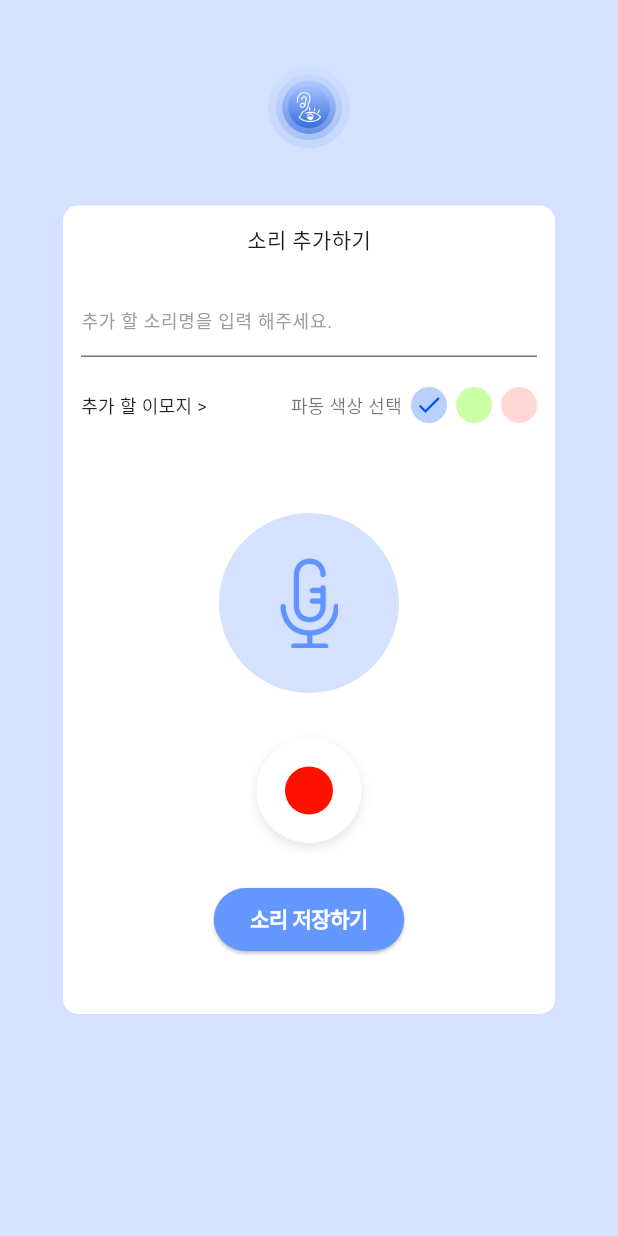
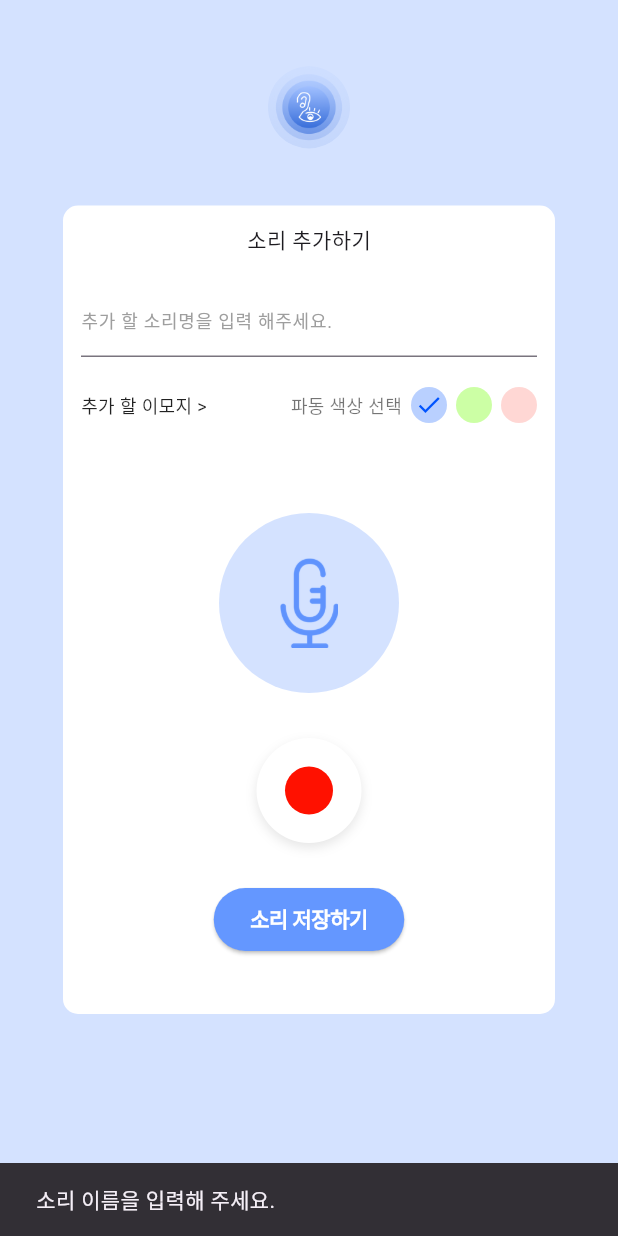
Before and after one commit to 2025-HSU-Team/Frontend, a Flutter app: the AddSounds screen opened directly, after a tap on "소리 저장하기", on a phone screen of 412 x 824 dp. Run offline on Flutter 3.47's test engine with Material 3 defaults, Android fonts, the phone set to English and light mode, and no system bars; our stand-ins replace permission_handler; missing offline and left inert: flutter_sound, record.

Commit message:
feat: 마이크 실제 소리 반영, 파장 반영

```diff
--- a/lib/custom/add_sounds.dart
+++ b/lib/custom/add_sounds.dart
@@ -1,5 +1,14 @@
 import 'package:flutter/material.dart';
 import 'dart:math'; //파형 계산용 함수
+
+import 'dart:io';
+import 'package:http/http.dart' as http;
+import 'package:http_parser/http_parser.dart';
+import 'package:mime/mime.dart';
+import 'package:path/path.dart' as p;
+import 'package:path_provider/path_provider.dart';
+import 'package:record/record.dart';
+import 'package:permission_handler/permission_handler.dart';
 
 class AddSounds extends StatefulWidget {
   const AddSounds({super.key});
@@ -14,6 +23,17 @@ class _AddSoundsState extends State<AddSounds> {
   String _selectedColor = "blue"; //기본 색상 파란색
   bool _isRecording = false; //마이크 버튼 상태(false=기본, true=녹음 중)
 
+  //이모지,녹음파일
+  String _emoji='🔔'; //서버로 보낼 기본 이모지
+  File? _audioFile; //녹음 파일
+  final AudioRecorder _recorder= AudioRecorder(); //녹음기
+
+  // 🟢 추가: 실시간 음량 값 저장
+  double _amplitude = 0;
+
+  //api 베이스
+  static const String _baseUrl='https://13.209.61.41.nip.io';
+
   @override
   void initState() {
     super.initState();
@@ -22,12 +42,132 @@ class _AddSoundsState extends State<AddSounds> {
         _isNotEmpty = _controller.text.isNotEmpty; //입력되면 true
       });
     });
+
+    //녹음 중 실시간으로 파형
+    _recorder.onAmplitudeChanged(const Duration(milliseconds: 100)).listen((amp) {
+      if (mounted) {
+        setState(() {
+          //데시벨 0~60 범위로 변환해서 파형 크기로 사용
+          _amplitude = (amp.current + 60).clamp(0, 60);
+        });
+      }
+    });
   }
 
   @override
   void dispose() {
     _controller.dispose();
+    _recorder.dispose();
     super.dispose();
+  }
+
+  //녹음 시작
+  Future<void> _startRecord() async {
+    //마이크 되는지 체크 코드
+    final status = await Permission.microphone.request();
+    print('🎤 마이크 권한 상태: $status');
+
+    if (status.isGranted) {
+      final dir = await getTemporaryDirectory();
+      final path = p.join(
+        dir.path,
+        'custom_sound_${DateTime.now().millisecondsSinceEpoch}.wav',
+      );
+      print('📂 녹음 경로: $path');
+
+      await _recorder.start(
+        const RecordConfig(
+          encoder: AudioEncoder.wav,
+          sampleRate: 16000,
+          numChannels: 1,
+        ),
+        path: path,
+      );
+
+      setState(() {
+        _isRecording = true;
+        _audioFile = File(path);
+      });
+
+      print('✅ 녹음 시작됨');
+    } else {
+      if (!mounted) return;
+      ScaffoldMessenger.of(context).showSnackBar(
+        const SnackBar(content: Text('마이크 권한이 거부되었습니다. 설정에서 허용해 주세요.')),
+      );
+    }
+  }
+
+  //녹음 종료
+  Future<void> _stopRecord() async {
+    final path = await _recorder.stop();
+    setState(() {
+      _isRecording = false;
+      if (path != null) _audioFile = File(path);
+    });
+  }
+
+  //업로드 (multipart/form-data)
+  Future<Map<String, dynamic>?> _uploadSound() async {
+    //필드 검증
+    if (_controller.text.trim().isEmpty) {
+      if (!mounted) return null;
+      ScaffoldMessenger.of(context).showSnackBar(
+        const SnackBar(content: Text('소리 이름을 입력해 주세요.')),
+      );
+      return null;
+    }
+    if (_audioFile == null || !(_audioFile?.existsSync() ?? false)) {
+      if (!mounted) return null;
+      ScaffoldMessenger.of(context).showSnackBar(
+        const SnackBar(content: Text('녹음을 먼저 진행해 주세요.')),
+      );
+      return null;
+    }
+
+    final uri = Uri.parse('$_baseUrl/api/sound/upload'); //업로드 API 엔드포인트 생성
+    final request = http.MultipartRequest('POST', uri);//HTTP POST 요청 준비
+
+    //customName, emoji, color(RED|BLUE|GREEN), file(.wav)
+    request.fields['customName'] = _controller.text.trim(); //백엔드에 보낼 소리 이름
+    request.fields['emoji'] = _emoji; //이모지
+    request.fields['color'] = _selectedColor.toUpperCase(); //색상
+
+    //오디오 파일을 백엔드 API에 업로드하기 위한 파일 파트
+    final mimeType = lookupMimeType(_audioFile!.path) ?? 'audio/wav';
+    final mediaType = MediaType.parse(mimeType);
+    final filePart = await http.MultipartFile.fromPath(
+      'file', //필드 이름
+      _audioFile!.path, //실제 파일 경로
+      contentType: mediaType, //MIME 타입
+      filename: p.basename(_audioFile!.path), //파일 이름
+    );
+    request.files.add(filePart); //파일 파트를 API 요청에 추가
+
+    // 필요 시 인증 토큰
+    // request.headers['Authorization'] = 'Bearer <token>';
+
+    final streamed = await request.send(); //API 요청 전송
+    final resp = await http.Response.fromStream(streamed); //응답 수신
+
+    if (resp.statusCode >= 200 && resp.statusCode < 300) {
+      if (!mounted) return null;
+      ScaffoldMessenger.of(context).showSnackBar(
+        const SnackBar(content: Text('업로드 완료!')),
+      );
+      //성공 시 이전 화면에서 사용하도록 간단한 결과 반환
+      return {                                  //성공 시 백엔드에 보낸 정보 반환
+        'name': _controller.text.trim(),
+        'emoji': _emoji,
+        'color': _selectedColor.toUpperCase(),
+      };
+    } else {
+      if (!mounted) return null;
+      ScaffoldMessenger.of(context).showSnackBar(
+        SnackBar(content: Text('업로드 실패 (${resp.statusCode})')),
+      );
+      return null;
+    }
   }
 
   @override
@@ -119,8 +259,8 @@ class _AddSoundsState extends State<AddSounds> {
                               builder: (context) {
                                 return SizedBox(
                                   height: 200,
-                                  child: const Center(
-                                    child: Text("여기에 select_imoji.dart 연결예정",
+                                  child:  Center(
+                                    child: Text("이모지 선택 화면(추후 연결)\n현재: $_emoji",
                                         style: TextStyle(fontSize: 14)),
                                   ),
                                 );
@@ -136,7 +276,7 @@ class _AddSoundsState extends State<AddSounds> {
                           ),
                         ),
 
-                        // 파동 색상 선택
+                        //파동 색상 선택
                         Row(
                           children: [
                             const Text(
@@ -148,7 +288,7 @@ class _AddSoundsState extends State<AddSounds> {
                             ),
                             const SizedBox(width: 6),
 
-                            // 파랑 버튼
+                            //파랑 버튼
                             GestureDetector(
                               onTap: () => setState(() => _selectedColor = "blue"),
                               child: CircleAvatar(
@@ -162,7 +302,7 @@ class _AddSoundsState extends State<AddSounds> {
                             ),
                             const SizedBox(width: 6),
 
-                            // 초록 버튼
+                            //초록 버튼
                             GestureDetector(
                               onTap: () => setState(() => _selectedColor = "green"),
                               child: CircleAvatar(
@@ -176,7 +316,7 @@ class _AddSoundsState extends State<AddSounds> {
                             ),
                             const SizedBox(width: 6),
 
-                            // 빨강 버튼
+                            //빨강 버튼
                             GestureDetector(
                               onTap: () => setState(() => _selectedColor = "red"),
                               child: CircleAvatar(
@@ -194,11 +334,11 @@ class _AddSoundsState extends State<AddSounds> {
                     ),
                     const SizedBox(height: 60),
 
-                    // ✅ 마이크 + 파형 Stack
+                    //마이크 and 파형 Stack
                     Stack(
                       alignment: Alignment.center,
                       children: [
-                        // 마이크 아이콘 (뒤)
+                        //마이크 아이콘 (뒤)
                         Container(
                           width: 120,
                           height: 120,
@@ -216,11 +356,11 @@ class _AddSoundsState extends State<AddSounds> {
                           ),
                         ),
 
-                        // 파형 (앞)
+                        //파형 (앞) amplitude 전달
                         if (_isRecording)
                           CustomPaint(
                             size: const Size(328, 120),
-                            painter: WavePainter(_selectedColor),
+                            painter: WavePainter(_selectedColor, _amplitude),
                           ),
                       ],
                     ),
@@ -229,10 +369,13 @@ class _AddSoundsState extends State<AddSounds> {
 
                     //녹음 빨간 버튼
                     GestureDetector(
-                      onTap: () {
-                        setState(() {
-                          _isRecording = !_isRecording;
-                        });
+                      onTap: () async {//실제 녹음 토글
+                        if (_isRecording) {
+                          await _stopRecord();
+                        } else {
+                          await _startRecord();
+                        }
+                        setState(() {});
                       },
                       child: Container(
                         width: 70,
@@ -242,25 +385,33 @@ class _AddSoundsState extends State<AddSounds> {
                           color: Colors.white, //바깥 흰색 원
                           boxShadow: [
                             BoxShadow(
-                              color: Colors.black.withOpacity(0.1),
+                              color: Colors.black.withValues(alpha: 0.1),
                               blurRadius: 6,
                               offset: const Offset(0, 3),
                             ),
                           ],
                         ),
                         child: Center(
-                          child: AnimatedContainer(
+                          child: AnimatedSwitcher(
                             duration: const Duration(milliseconds: 200),
-                            width: _isRecording ? 32 : 32,
-                            height: _isRecording ? 32 : 32,
-                            decoration: BoxDecoration(
-                              color: const Color(0xffff1100),
-                              shape: _isRecording
-                                  ? BoxShape.rectangle
-                                  : BoxShape.circle,
-                              borderRadius: _isRecording
-                                  ? BorderRadius.circular(6)
-                                  : null,
+                            child: _isRecording
+                                ? Container(
+                              key: const ValueKey('rect'),
+                              width: 32,
+                              height: 32,
+                              decoration: BoxDecoration(
+                                color: const Color(0xffff1100),
+                                borderRadius: BorderRadius.circular(6), //네모
+                              ),
+                            )
+                                : Container(
+                              key: const ValueKey('circle'),
+                              width: 32,
+                              height: 32,
+                              decoration: const BoxDecoration(
+                                color: Color(0xffff1100),
+                                shape: BoxShape.circle, //원
+                              ),
                             ),
                           ),
                         ),
@@ -274,13 +425,15 @@ class _AddSoundsState extends State<AddSounds> {
                       height: 42,
                       child: ElevatedButton(
                         style: ElevatedButton.styleFrom(
-                          backgroundColor: const Color(0xFF6497FF), // 버튼 색
+                          backgroundColor: const Color(0xFF6497FF), //버튼 색
                           shape: RoundedRectangleBorder(
-                            borderRadius: BorderRadius.circular(50), // 살짝 둥글게
+                            borderRadius: BorderRadius.circular(50), //짝 둥글게
                           ),
                         ),
-                        onPressed: () {
-                          // TODO: 소리 저장 기능 구현
+                        onPressed: () async {//업로드 연결
+                          final res = await _uploadSound();
+                          if (!context.mounted || res == null) return;
+                          Navigator.of(context).pop(res);//성공 시 결과 전달(커스텀 영역 추가용)
                         },
                         child: const Text(
                           "소리 저장하기",
@@ -309,7 +462,8 @@ class _AddSoundsState extends State<AddSounds> {
 //파형 CustomPainter
 class WavePainter extends CustomPainter {
   final String color;
-  WavePainter(this.color);
+  final double amplitude; //소리 크기
+  WavePainter(this.color, this.amplitude);
 
   @override
   void paint(Canvas canvas, Size size) {
@@ -324,8 +478,13 @@ class WavePainter extends CustomPainter {
 
     final path = Path();
     for (double x = 0; x < size.width; x++) {
-      double y = size.height / 2 + 20 * sin(x / 10);
-      path.lineTo(x, y);
+      //amplitude 크기 반영
+      final y = size.height / 2 + amplitude * sin(x / 10);
+      if (x == 0) { //첫 점 보정(끊김 방지)
+        path.moveTo(x, y);
+      } else {
+        path.lineTo(x, y);
+      }
     }
     canvas.drawPath(path, paint);
   }
--- a/lib/main.dart
+++ b/lib/main.dart
@@ -21,7 +21,7 @@ class MyApp extends StatelessWidget {
     return MaterialApp(
       debugShowCheckedModeBanner: false,
       title: 'My Movie App',
-      home: const SplashScreen(),
+      home: const AddSounds(),
     );
   }
 }
```
Also changed, not shown: pubspec.yaml (+12 -0 lines), pubspec.lock, 2 other files.
